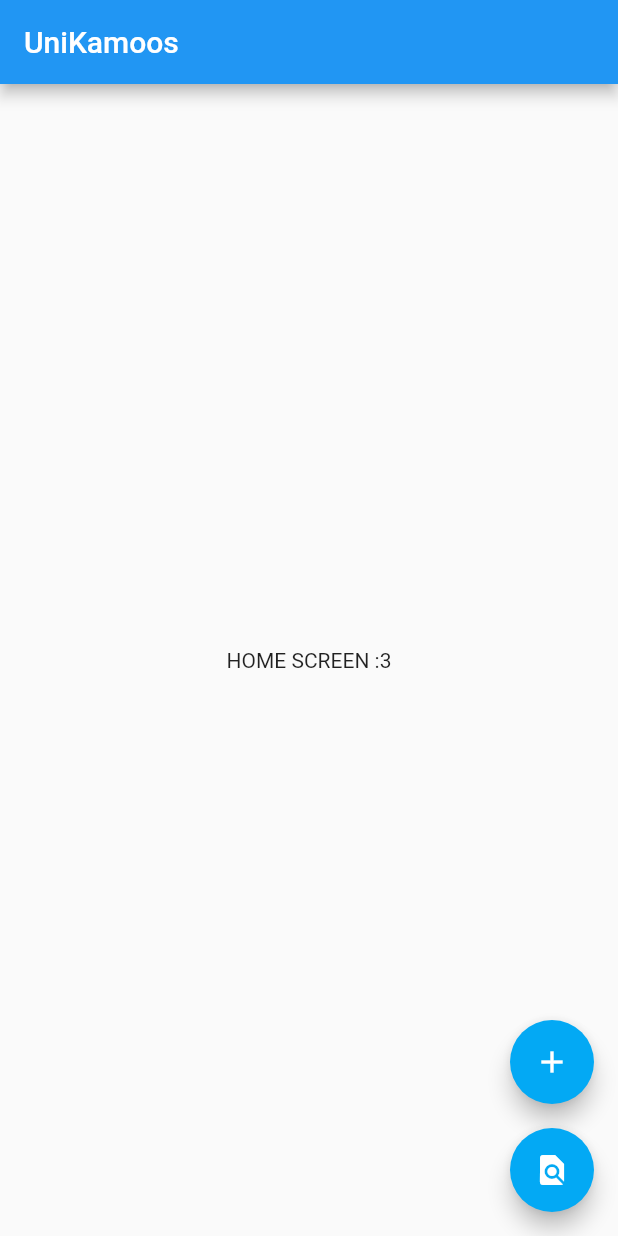
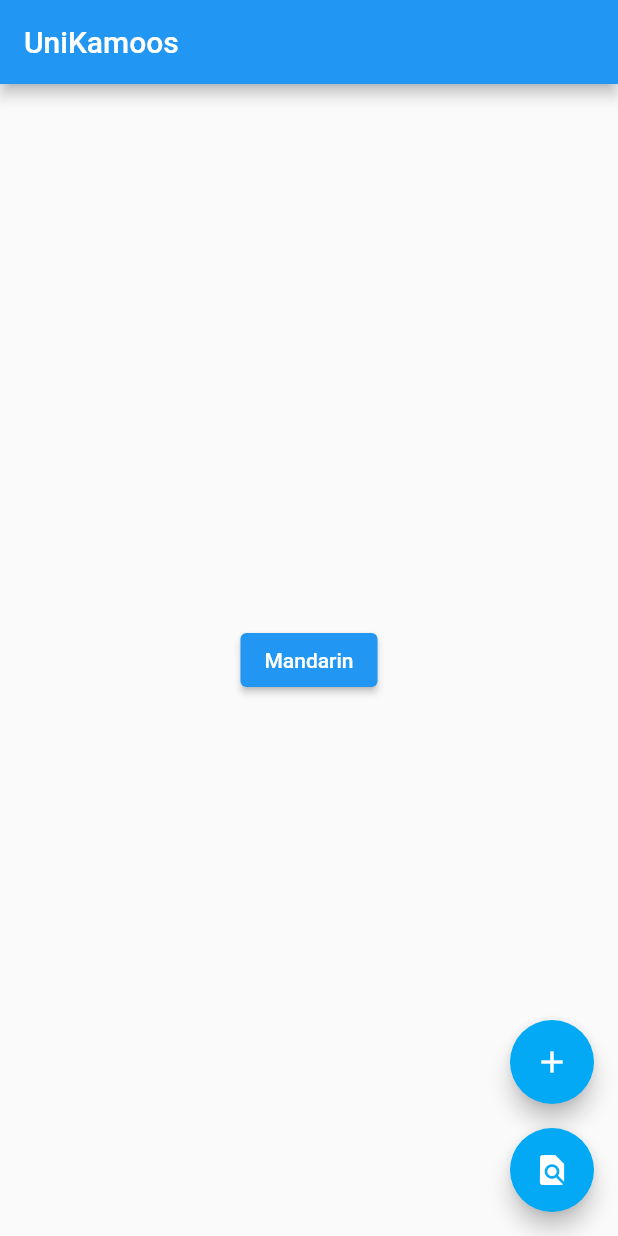
Before and after one commit to ajeeq/unikamoos, a Flutter app: the screen it shows after launch, on a phone screen of 412 x 824 dp. Run offline on Flutter 3.47's test engine with Material 2 defaults, Android fonts, the phone set to English and light mode, and no system bars; our stand-ins replace flutter_dotenv, flutter_riverpod; missing offline and left inert: latinize.

Commit message:
Autocomplete widget + text output using setState

```diff
--- a/lib/main.dart
+++ b/lib/main.dart
@@ -9,6 +9,7 @@ import 'package:flutter_dotenv/flutter_dotenv.dart';
 
 // Screens
 import 'package:unikamoos/screens/home.dart';
+import 'package:unikamoos/screens/translate.dart';
 
 Future main() async {
   // Loading env file for accessing secured environment variables
@@ -35,6 +36,7 @@ class MyApp extends StatelessWidget {
       initialRoute: '/',
       routes: {
         '/': (context) => const Home(),
+        '/translate': (context) => const Translate(),
       },
     );
   }
--- /dev/null
+++ b/lib/models/mandarin.dart
@@ -0,0 +1,65 @@
+// To parse this JSON data, do
+//
+//     final mandarin = mandarinFromJson(jsonString);
+
+import 'dart:convert';
+
+Mandarin mandarinFromJson(String str) => Mandarin.fromJson(json.decode(str));
+
+String mandarinToJson(Mandarin data) => json.encode(data.toJson());
+
+class Mandarin {
+    Mandarin({
+        required this.mandarin,
+    });
+
+    List<MandarinElement> mandarin;
+
+    factory Mandarin.fromJson(Map<String, dynamic> json) => Mandarin(
+        mandarin: List<MandarinElement>.from(json["mandarin"].map((x) => MandarinElement.fromJson(x))),
+    );
+
+    Map<String, dynamic> toJson() => {
+        "mandarin": List<dynamic>.from(mandarin.map((x) => x.toJson())),
+    };
+}
+
+class MandarinElement {
+    MandarinElement({
+        required this.id,
+        required this.pinyin,
+        required this.latinizedPinyin,
+        required this.meaningMalay,
+        required this.meaningEnglish,
+        required this.chineseChar,
+        required this.tag,
+    });
+
+    int id;
+    String pinyin;
+    String latinizedPinyin;
+    String meaningMalay;
+    String meaningEnglish;
+    String chineseChar;
+    List<String> tag;
+
+    factory MandarinElement.fromJson(Map<String, dynamic> json) => MandarinElement(
+        id: json["id"],
+        pinyin: json["pinyin"],
+        latinizedPinyin: json["latinized_pinyin"],
+        meaningMalay: json["meaning_malay"],
+        meaningEnglish: json["meaning_english"],
+        chineseChar: json["chinese_char"],
+        tag: List<String>.from(json["tag"].map((x) => x)),
+    );
+
+    Map<String, dynamic> toJson() => {
+        "id": id,
+        "pinyin": pinyin,
+        "latinized_pinyin": latinizedPinyin,
+        "meaning_malay": meaningMalay,
+        "meaning_english": meaningEnglish,
+        "chinese_char": chineseChar,
+        "tag": List<dynamic>.from(tag.map((x) => x)),
+    };
+}
--- a/lib/screens/home.dart
+++ b/lib/screens/home.dart
@@ -1,26 +1,33 @@
 // Import directives
 import 'package:flutter/material.dart';
 import 'package:flutter_riverpod/flutter_riverpod.dart';
+import 'package:latinize/latinize.dart';
+
+// Models
+import 'package:unikamoos/models/mandarin.dart';
 
 class Home extends ConsumerWidget{
   const Home({Key? key}) : super(key: key);
+
   @override
   Widget build(BuildContext context, WidgetRef ref) {
-
     return Scaffold(
       appBar: AppBar(
         title: const Text("UniKamoos"),
       ),
       body: Center(
-            child: Column(
-              mainAxisAlignment: MainAxisAlignment.center,
-              children: const <Widget>[
-                Text(
-                  'HOME SCREEN :3',
-                ),
-              ],
+        child: Column(
+          mainAxisAlignment: MainAxisAlignment.center,
+          children: <Widget>[
+            ElevatedButton(
+              onPressed: () {
+                Navigator.pushNamed(context, "/translate");
+              },
+              child: const Text('Mandarin'),
             ),
-          ),
+          ],
+        ),
+      ),
 
       floatingActionButton: Column(
         mainAxisAlignment: MainAxisAlignment.end,
--- a/pubspec.yaml
+++ b/pubspec.yaml
@@ -29,15 +29,17 @@ environment:
 dependencies:
   flutter:
     sdk: flutter
-  cupertino_icons: ^1.0.2
+
   http: ^0.13.4
   flutter_dotenv: ^5.0.2
   flutter_riverpod: ^1.0.0
   substring_highlight: ^1.0.33
+  latinize: ^0.1.0-nullsafety.0
 
 
   # The following adds the Cupertino Icons font to your application.
   # Use with the CupertinoIcons class for iOS style icons.
+  cupertino_icons: ^1.0.2
 
 dev_dependencies:
   flutter_test:
@@ -64,6 +66,7 @@ flutter:
   # To add assets to your application, add an assets section, like this:
   assets:
     - local.env
+    - assets/sample.json
   #   - images/a_dot_burr.jpeg
   #   - images/a_dot_ham.jpeg
 
```
Also changed, not shown: assets/sample.json (added, +40 -0 lines), lib/providers/language_providers.dart (added, +28 -0 lines), lib/screens/translate.dart (added, +189 -0 lines), lib/services/services.dart (added, +32 -0 lines), pubspec.lock.
